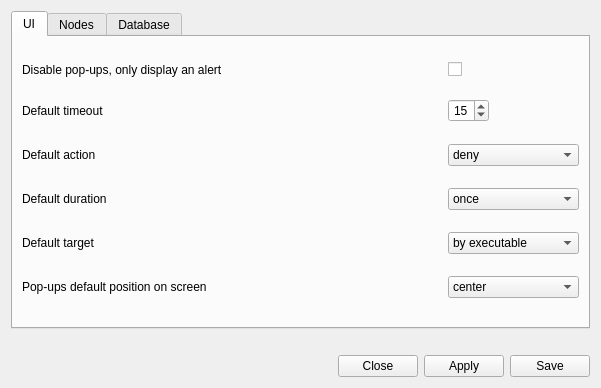
This is ui/opensnitch/res/preferences.ui in diegoakanotoperator/securesnitch as Qt 5 draws it before an edit. The edited form follows.
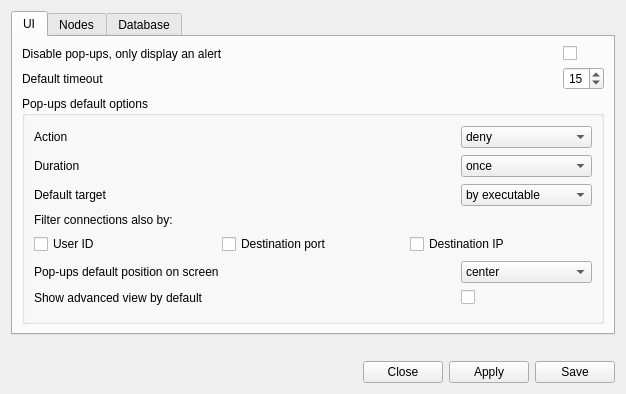
This is the edited form. Icons and pictures are not drawn.

Commit message:
ui: configure more options from the preferences
- pop-ups: allow to configure if the "advanced view" is displayed
  by default or not.
- pop-ups: allow to configure 3 more fields to filter connections by.
- services.py: fixed typo that caused an error when displaying a
  message.

closes #399.

Patch:
```diff
--- a/ui/opensnitch/res/preferences.ui
+++ b/ui/opensnitch/res/preferences.ui
@@ -6,8 +6,8 @@
    <rect>
     <x>0</x>
     <y>0</y>
-    <width>601</width>
-    <height>388</height>
+    <width>626</width>
+    <height>394</height>
    </rect>
   </property>
   <property name="windowTitle">
@@ -33,7 +33,7 @@
      </property>
      <widget class="QWidget" name="tab">
       <property name="sizePolicy">
-       <sizepolicy hsizetype="Preferred" vsizetype="Preferred">
+       <sizepolicy hsizetype="Preferred" vsizetype="Expanding">
         <horstretch>0</horstretch>
         <verstretch>0</verstretch>
        </sizepolicy>
@@ -42,56 +42,7 @@
        <string>UI</string>
       </attribute>
       <layout class="QGridLayout" name="gridLayout_2">
-       <item row="1" column="0">
-        <widget class="QLabel" name="label">
-         <property name="sizePolicy">
-          <sizepolicy hsizetype="Maximum" vsizetype="Preferred">
-           <horstretch>0</horstretch>
-           <verstretch>0</verstretch>
-          </sizepolicy>
-         </property>
-         <property name="toolTip">
-          <string>&lt;html&gt;&lt;head/&gt;&lt;body&gt;&lt;p&gt;This timeout is the countdown you see when a pop-up dialog is shown.&lt;/p&gt;&lt;/body&gt;&lt;/html&gt;</string>
-         </property>
-         <property name="text">
-          <string>Default timeout</string>
-         </property>
-        </widget>
-       </item>
-       <item row="3" column="0">
-        <widget class="QLabel" name="label_3">
-         <property name="toolTip">
-          <string>Pop-up default duration</string>
-         </property>
-         <property name="text">
-          <string>Default duration</string>
-         </property>
-        </widget>
-       </item>
-       <item row="2" column="0">
-        <widget class="QLabel" name="label_2">
-         <property name="toolTip">
-          <string>Pop-up default action</string>
-         </property>
-         <property name="text">
-          <string>Default action</string>
-         </property>
-        </widget>
-       </item>
-       <item row="4" column="0">
-        <widget class="QLabel" name="label_5">
-         <property name="sizePolicy">
-          <sizepolicy hsizetype="Preferred" vsizetype="Fixed">
-           <horstretch>0</horstretch>
-           <verstretch>0</verstretch>
-          </sizepolicy>
-         </property>
-         <property name="text">
-          <string>Default target</string>
-         </property>
-        </widget>
-       </item>
-       <item row="1" column="3">
+       <item row="1" column="2">
         <widget class="QSpinBox" name="spinUITimeout">
          <property name="sizePolicy">
           <sizepolicy hsizetype="Maximum" vsizetype="Fixed">
@@ -107,97 +58,58 @@
          </property>
         </widget>
        </item>
-       <item row="5" column="3">
-        <widget class="QComboBox" name="comboUIDialogPos">
-         <property name="enabled">
-          <bool>true</bool>
+       <item row="0" column="2">
+        <widget class="QCheckBox" name="popupsCheck">
+         <property name="sizePolicy">
+          <sizepolicy hsizetype="Minimum" vsizetype="Fixed">
+           <horstretch>0</horstretch>
+           <verstretch>0</verstretch>
+          </sizepolicy>
          </property>
-         <item>
           <property name="text">
-           <string>center</string>
-          </property>
-         </item>
-         <item>
-          <property name="text">
-           <string>top right</string>
-          </property>
-         </item>
-         <item>
-          <property name="text">
-           <string>bottom right</string>
-          </property>
-         </item>
-         <item>
-          <property name="text">
-           <string>top left</string>
-          </property>
-         </item>
-         <item>
-          <property name="text">
-           <string>bottom left</string>
-          </property>
-         </item>
+          <string/>
+         </property>
         </widget>
        </item>
-       <item row="6" column="0">
-        <spacer name="horizontalSpacer">
-         <property name="orientation">
-          <enum>Qt::Horizontal</enum>
+       <item row="2" column="0" colspan="3">
+        <widget class="QGroupBox" name="groupBox">
+         <property name="sizePolicy">
+          <sizepolicy hsizetype="Preferred" vsizetype="Preferred">
+           <horstretch>0</horstretch>
+           <verstretch>0</verstretch>
+          </sizepolicy>
          </property>
-         <property name="sizeType">
-          <enum>QSizePolicy::Expanding</enum>
+         <property name="toolTip">
+          <string>Configure the</string>
          </property>
-         <property name="sizeHint" stdset="0">
-          <size>
-           <width>0</width>
-           <height>0</height>
-          </size>
+         <property name="title">
+          <string>Pop-ups default options</string>
          </property>
-        </spacer>
-       </item>
+         <layout class="QGridLayout" name="gridLayout_5" rowstretch="0,0,0,0,0,0,0,0,0,0,0,0" columnstretch="1,0">
        <item row="5" column="0">
         <widget class="QLabel" name="label_4">
-         <property name="sizePolicy">
-          <sizepolicy hsizetype="Minimum" vsizetype="Fixed">
-           <horstretch>0</horstretch>
-           <verstretch>0</verstretch>
-          </sizepolicy>
-         </property>
          <property name="text">
           <string>Pop-ups default position on screen</string>
          </property>
         </widget>
        </item>
-       <item row="4" column="3">
-        <widget class="QComboBox" name="comboUITarget">
-         <item>
-          <property name="text">
-           <string>by executable</string>
-          </property>
-         </item>
-         <item>
-          <property name="text">
-           <string>by command line</string>
-          </property>
-         </item>
-         <item>
+          <item row="6" column="0">
+           <widget class="QLabel" name="label_17">
+            <property name="sizePolicy">
+             <sizepolicy hsizetype="Preferred" vsizetype="Preferred">
+              <horstretch>0</horstretch>
+              <verstretch>0</verstretch>
+             </sizepolicy>
+            </property>
+            <property name="toolTip">
+             <string>&lt;html&gt;&lt;head/&gt;&lt;body&gt;&lt;p&gt;The advanced view allows you to apply more filters on a connection&lt;/p&gt;&lt;p&gt;when a pop-up appears.&lt;/p&gt;&lt;/body&gt;&lt;/html&gt;</string>
+            </property>
           <property name="text">
-           <string>by destination port</string>
-          </property>
-         </item>
-         <item>
-          <property name="text">
-           <string>by destination ip</string>
-          </property>
-         </item>
-         <item>
-          <property name="text">
-           <string>by user id</string>
-          </property>
-         </item>
-        </widget>
-       </item>
-       <item row="3" column="3">
+             <string>Show advanced view by default</string>
+            </property>
+           </widget>
+          </item>
+          <item row="1" column="1">
         <widget class="QComboBox" name="comboUIDuration">
          <property name="sizePolicy">
           <sizepolicy hsizetype="Preferred" vsizetype="Fixed">
@@ -247,7 +159,40 @@
          </item>
         </widget>
        </item>
-       <item row="2" column="3">
+          <item row="0" column="0">
+           <widget class="QLabel" name="label_2">
+            <property name="toolTip">
+             <string>Pop-up default action</string>
+            </property>
+            <property name="text">
+             <string>Action</string>
+            </property>
+           </widget>
+          </item>
+          <item row="2" column="0">
+           <widget class="QLabel" name="label_5">
+            <property name="text">
+             <string>Default target</string>
+            </property>
+           </widget>
+          </item>
+          <item row="6" column="1">
+           <widget class="QCheckBox" name="showAdvancedCheck">
+            <property name="sizePolicy">
+             <sizepolicy hsizetype="Minimum" vsizetype="Fixed">
+              <horstretch>0</horstretch>
+              <verstretch>0</verstretch>
+             </sizepolicy>
+            </property>
+            <property name="toolTip">
+             <string>&lt;html&gt;&lt;head/&gt;&lt;body&gt;&lt;p&gt;If checked, the pop-ups will be displayed with the advanced view active.&lt;/p&gt;&lt;/body&gt;&lt;/html&gt;</string>
+            </property>
+            <property name="text">
+             <string/>
+            </property>
+           </widget>
+          </item>
+          <item row="0" column="1">
         <widget class="QComboBox" name="comboUIAction">
          <property name="sizePolicy">
           <sizepolicy hsizetype="Preferred" vsizetype="Fixed">
@@ -275,6 +220,160 @@
          </item>
         </widget>
        </item>
+          <item row="2" column="1">
+           <widget class="QComboBox" name="comboUITarget">
+            <property name="sizePolicy">
+             <sizepolicy hsizetype="Preferred" vsizetype="Fixed">
+              <horstretch>0</horstretch>
+              <verstretch>0</verstretch>
+             </sizepolicy>
+            </property>
+            <item>
+             <property name="text">
+              <string>by executable</string>
+             </property>
+            </item>
+            <item>
+             <property name="text">
+              <string>by command line</string>
+             </property>
+            </item>
+            <item>
+             <property name="text">
+              <string>by destination port</string>
+             </property>
+            </item>
+            <item>
+             <property name="text">
+              <string>by destination ip</string>
+             </property>
+            </item>
+            <item>
+             <property name="text">
+              <string>by user id</string>
+             </property>
+            </item>
+           </widget>
+          </item>
+          <item row="5" column="1">
+           <widget class="QComboBox" name="comboUIDialogPos">
+            <property name="enabled">
+             <bool>true</bool>
+            </property>
+            <property name="sizePolicy">
+             <sizepolicy hsizetype="Preferred" vsizetype="Fixed">
+              <horstretch>0</horstretch>
+              <verstretch>0</verstretch>
+             </sizepolicy>
+            </property>
+            <item>
+             <property name="text">
+              <string>center</string>
+             </property>
+            </item>
+            <item>
+             <property name="text">
+              <string>top right</string>
+             </property>
+            </item>
+            <item>
+             <property name="text">
+              <string>bottom right</string>
+             </property>
+            </item>
+            <item>
+             <property name="text">
+              <string>top left</string>
+             </property>
+            </item>
+            <item>
+             <property name="text">
+              <string>bottom left</string>
+             </property>
+            </item>
+           </widget>
+          </item>
+          <item row="1" column="0">
+           <widget class="QLabel" name="label_3">
+            <property name="toolTip">
+             <string>Pop-up default duration</string>
+            </property>
+            <property name="text">
+             <string>Duration</string>
+            </property>
+           </widget>
+          </item>
+          <item row="3" column="0">
+           <widget class="QLabel" name="label_18">
+            <property name="sizePolicy">
+             <sizepolicy hsizetype="Preferred" vsizetype="Maximum">
+              <horstretch>0</horstretch>
+              <verstretch>0</verstretch>
+             </sizepolicy>
+            </property>
+            <property name="toolTip">
+             <string>&lt;html&gt;&lt;head/&gt;&lt;body&gt;&lt;p&gt;By default when a new pop-up appears, in its simplest form, you'll be able to filter connections or applications by one property of the connection (executable, port, IP, etc).&lt;/p&gt;&lt;p&gt;With these options, you can choose multiple fields to filter connections for.&lt;/p&gt;&lt;/body&gt;&lt;/html&gt;</string>
+            </property>
+            <property name="text">
+             <string>Filter connections also by:</string>
+            </property>
+           </widget>
+          </item>
+          <item row="4" column="0" colspan="2">
+           <layout class="QHBoxLayout" name="horizontalLayout_2" stretch="0,0,0">
+            <item>
+             <widget class="QCheckBox" name="uidCheck">
+              <property name="sizePolicy">
+               <sizepolicy hsizetype="Minimum" vsizetype="Fixed">
+                <horstretch>0</horstretch>
+                <verstretch>0</verstretch>
+               </sizepolicy>
+              </property>
+              <property name="toolTip">
+               <string>If checked, this field will be checked when a pop-up is displayed</string>
+              </property>
+              <property name="text">
+               <string>User ID</string>
+              </property>
+             </widget>
+            </item>
+            <item>
+             <widget class="QCheckBox" name="dstPortCheck">
+              <property name="sizePolicy">
+               <sizepolicy hsizetype="Minimum" vsizetype="Fixed">
+                <horstretch>0</horstretch>
+                <verstretch>0</verstretch>
+               </sizepolicy>
+              </property>
+              <property name="toolTip">
+               <string>If checked, this field will be checked when a pop-up is displayed</string>
+              </property>
+              <property name="text">
+               <string>Destination port</string>
+              </property>
+             </widget>
+            </item>
+            <item>
+             <widget class="QCheckBox" name="dstIPCheck">
+              <property name="sizePolicy">
+               <sizepolicy hsizetype="Minimum" vsizetype="Fixed">
+                <horstretch>0</horstretch>
+                <verstretch>0</verstretch>
+               </sizepolicy>
+              </property>
+              <property name="toolTip">
+               <string>If checked, this field will be checked when a pop-up is displayed</string>
+              </property>
+              <property name="text">
+               <string>Destination IP</string>
+              </property>
+             </widget>
+            </item>
+           </layout>
+          </item>
+         </layout>
+        </widget>
+       </item>
        <item row="0" column="0">
         <widget class="QLabel" name="label_16">
          <property name="text">
@@ -282,10 +381,19 @@
          </property>
         </widget>
        </item>
-       <item row="0" column="3">
-        <widget class="QCheckBox" name="popupsCheck">
+       <item row="1" column="0" colspan="2">
+        <widget class="QLabel" name="label">
+         <property name="sizePolicy">
+          <sizepolicy hsizetype="Maximum" vsizetype="Preferred">
+           <horstretch>0</horstretch>
+           <verstretch>0</verstretch>
+          </sizepolicy>
+         </property>
+         <property name="toolTip">
+          <string>&lt;html&gt;&lt;head/&gt;&lt;body&gt;&lt;p&gt;This timeout is the countdown you see when a pop-up dialog is shown.&lt;/p&gt;&lt;p&gt;If the pop-up is not answered, the default options will be applied.&lt;/p&gt;&lt;/body&gt;&lt;/html&gt;</string>
+         </property>
          <property name="text">
-          <string/>
+          <string>Default timeout</string>
          </property>
         </widget>
        </item>
```
Lines whose indentation alone changed are shown as unchanged. The commit also changes 5 other files.
